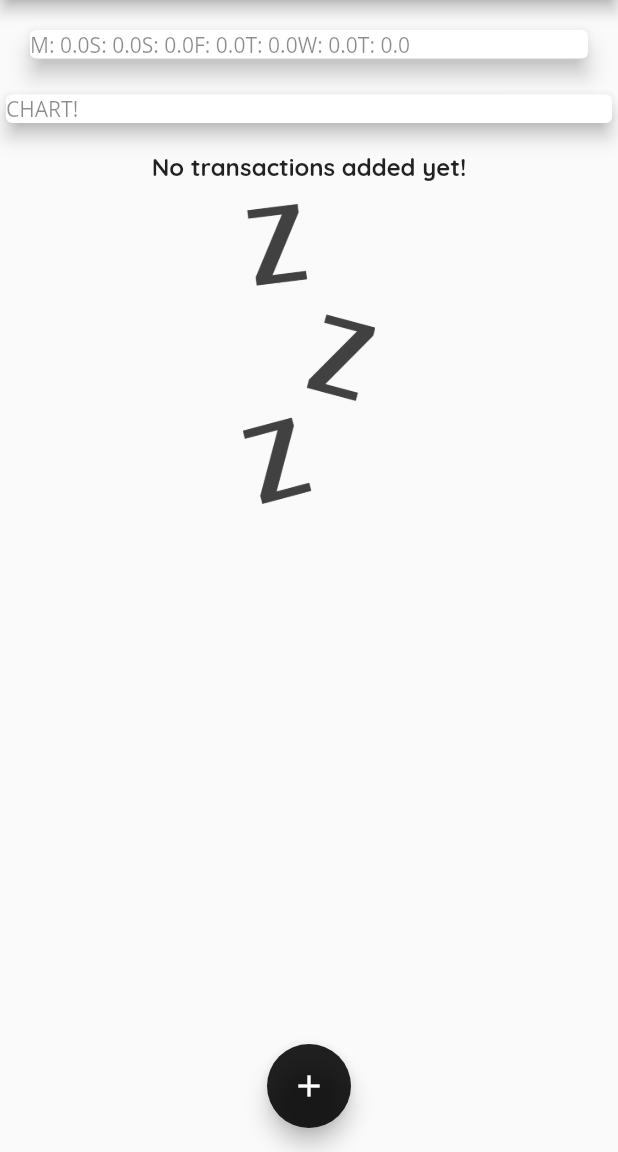
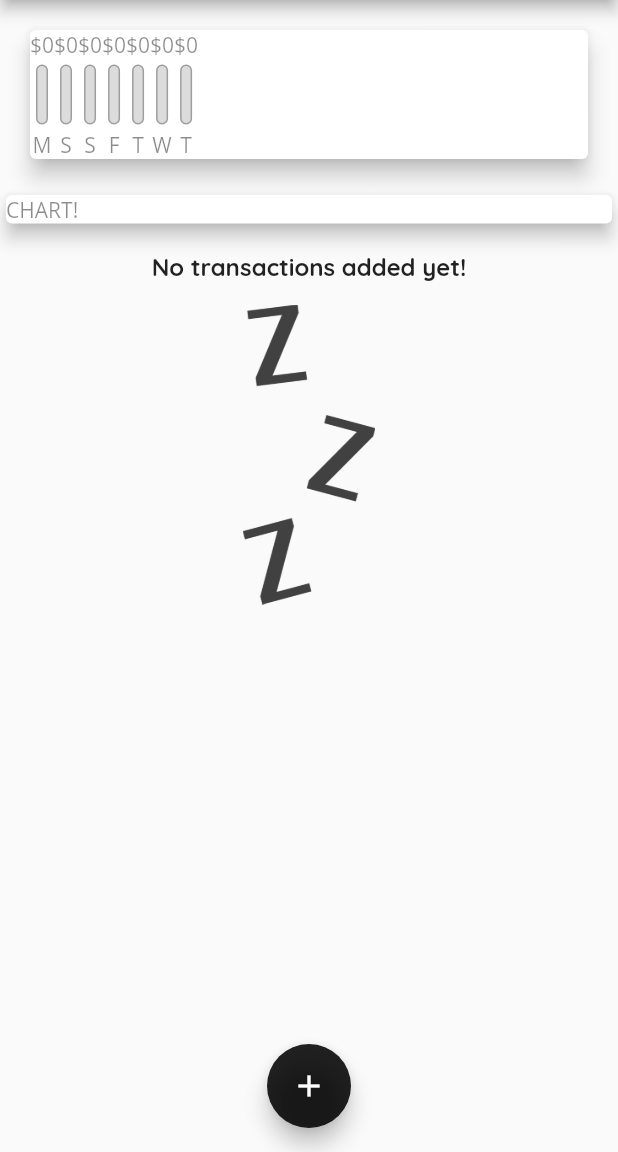
Before and after one commit to GrafSoul/expenses-planner-flutter, a Flutter app: the screen it shows after launch, on a phone screen of 412 x 824 dp, the part 84-1236 px from its top. Run offline on Flutter 3.47's test engine with Material 2 defaults, Android fonts, the phone set to English and light mode, and no system bars.

Commit message:
feat: Added ChartBar widgets to app.

```diff
--- a/lib/widgets/chart.dart
+++ b/lib/widgets/chart.dart
@@ -1,6 +1,7 @@
 import 'package:flutter/material.dart';
 import 'package:intl/intl.dart';
 
+import './chart_bar.dart';
 import '../models/transaction.dart';
 
 class Chart extends StatelessWidget {
@@ -23,8 +24,20 @@ class Chart extends StatelessWidget {
         }
       }
 
-      return {'day': DateFormat.E().format(weekDay).substring(0, 1), 'amount': totalSum};
+      return {
+        'day': DateFormat.E().format(weekDay).substring(0, 1),
+        'amount': totalSum
+      };
     });
+  }
+
+  double get totalSpending {
+    return groupedTransactionViews.fold(
+      0.0,
+      (sum, item) {
+        return sum + (item['amount'] as double);
+      },
+    );
   }
 
   @override
@@ -34,12 +47,14 @@ class Chart extends StatelessWidget {
       margin: const EdgeInsets.all(20),
       child: Row(
         children: groupedTransactionViews.map((data) {
-          return Text('${data['day']}: ${data['amount']}');
+          return ChartBar(
+            data['day'] as String,
+            data['amount'] as double,
+            totalSpending == 0.0
+                ? 0.0
+                : (data['amount'] as double) / totalSpending,
+          );
         }).toList(),
-        // Column(
-        //   children: const <Widget>[Text('S'), Text('m')],
-        // )
-        // ],
       ),
     );
   }
--- a/lib/widgets/chart_bar.dart
+++ b/lib/widgets/chart_bar.dart
@@ -5,11 +5,8 @@ class ChartBar extends StatelessWidget {
   final double spendingAmount;
   final double spendingPctOfTotal;
 
-  const ChartBar(
-      {Key? key,
-      required this.label,
-      required this.spendingAmount,
-      required this.spendingPctOfTotal})
+  const ChartBar(this.label, this.spendingAmount, this.spendingPctOfTotal,
+      {Key? key})
       : super(key: key);
 
   @override
@@ -19,7 +16,7 @@ class ChartBar extends StatelessWidget {
         Text('\$${spendingAmount.toStringAsFixed(0)}'),
         const SizedBox(height: 4),
         SizedBox(
-          width: 60,
+          width: 8,
           height: 40,
           child: Stack(
             children: <Widget>[
```
